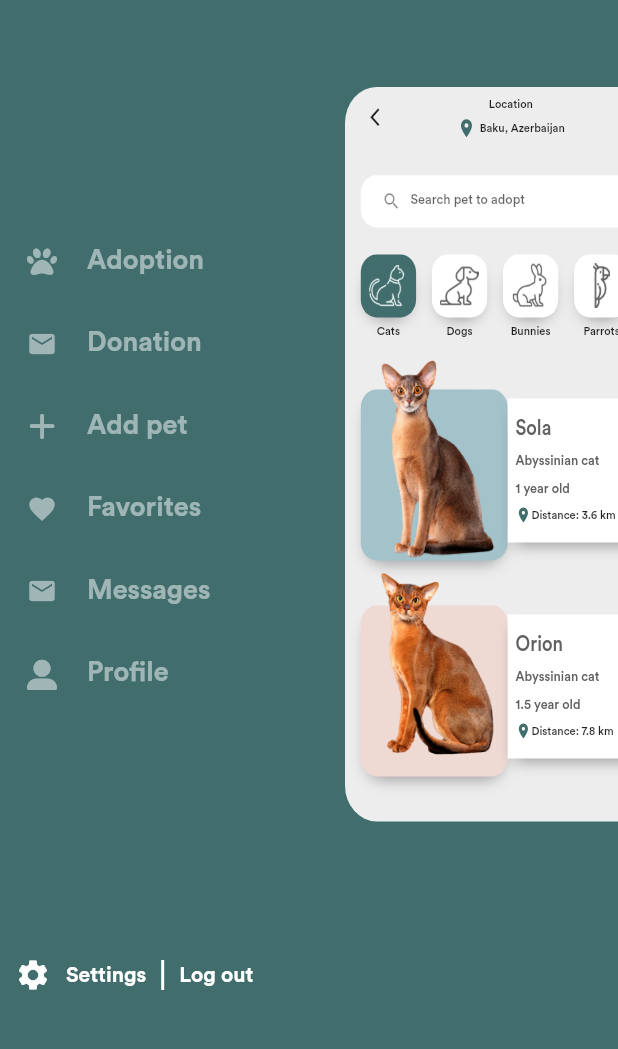
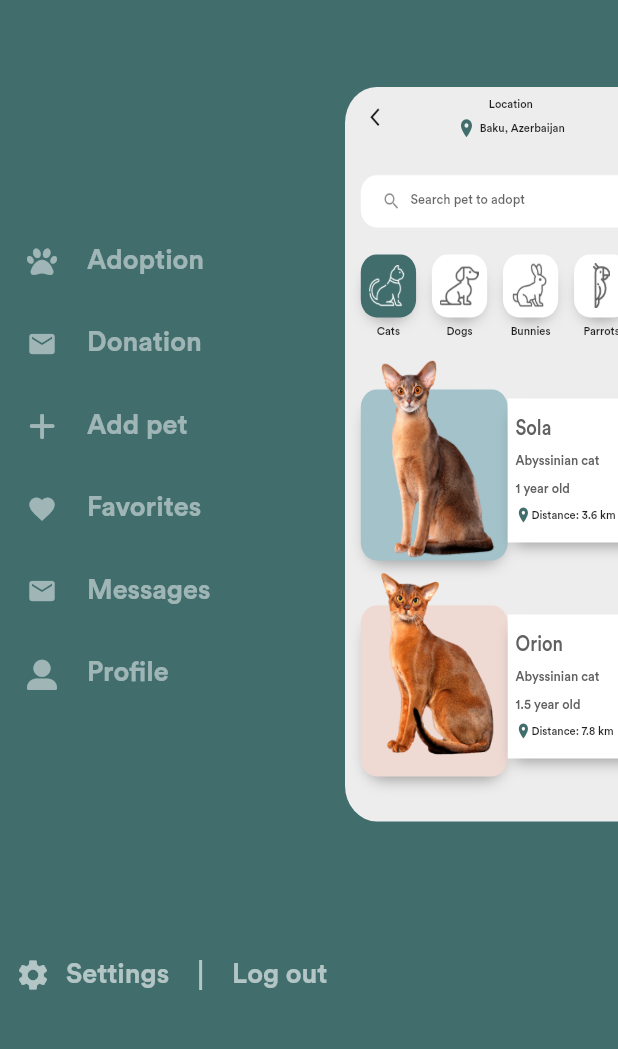
Before and after one commit to aniribe/pet_adopt_store_UI, a Flutter app: the screen it shows after launch, after a tap on the "menu" icon, on a phone screen of 412 x 824 dp, the part 138-1187 px from its top. Run offline on Flutter 3.47's test engine with Material 2 defaults, Android fonts, the phone set to English and light mode, and no system bars; our stand-ins replace font_awesome_flutter.

Commit message:
SettingsSection was refactored on menu_drawer;

```diff
--- a/lib/config/string_constants.dart
+++ b/lib/config/string_constants.dart
@@ -6,4 +6,6 @@ class StringConstants {
 
   static const String activeStatus = 'Active status';
   static const String userName = 'Miroslava Savitskaya';
+  static const String settings = 'Settings';
+  static const String logout = 'Log out';
 }
--- /dev/null
+++ b/lib/views/menu/components/settings_section.dart
@@ -0,0 +1,43 @@
+import 'package:flutter/material.dart';
+import 'package:pet_app_ui/config/string_constants.dart';
+import '../../../config/app_colors.dart';
+import '../../../config/app_size.dart';
+import '../../../widgets/app_vertical_divider.dart';
+
+class SettingsSection extends StatelessWidget {
+  const SettingsSection({
+    Key? key,
+  }) : super(key: key);
+
+  @override
+  Widget build(BuildContext context) {
+    return Row(
+      children: [
+        Icon(
+          Icons.settings,
+          color: AppColors.white.withOpacity(0.6),
+        ),
+        horizontalSpace(width: 10),
+        Text(
+          StringConstants.settings,
+          style: TextStyle(
+            color: Colors.white.withOpacity(0.6),
+            fontWeight: FontWeight.bold,
+            fontSize: 18,
+          ),
+        ),
+        horizontalSpace(width: 20),
+        const AppVerticalDivider(),
+        horizontalSpace(width: 20),
+        Text(
+          StringConstants.logout,
+          style: TextStyle(
+            color: Colors.white.withOpacity(0.6),
+            fontWeight: FontWeight.bold,
+            fontSize: 18,
+          ),
+        )
+      ],
+    );
+  }
+}
--- a/lib/views/menu/menu_drawer.dart
+++ b/lib/views/menu/menu_drawer.dart
@@ -1,8 +1,7 @@
 import 'package:flutter/material.dart';
 import 'package:pet_app_ui/config/app_colors.dart';
-import 'package:pet_app_ui/config/app_size.dart';
-import 'package:pet_app_ui/data/data.dart';
 import 'components/item_list_section.dart';
+import 'components/settings_section.dart';
 import 'components/user_section.dart';
 
 class MenuDrawer extends StatefulWidget {
@@ -20,35 +19,10 @@ class _MenuDrawerState extends State<MenuDrawer> {
       padding: const EdgeInsets.only(top: 50, bottom: 70, left: 10),
       child: Column(
         mainAxisAlignment: MainAxisAlignment.spaceBetween,
-        children: [
-          const UserSection(),
-          const ItemListSection(),
-          Row(
-            children: [
-              Icon(
-                Icons.settings,
-                color: AppColors.white,
-              ),
-              horizontalSpace(width: 10),
-              const Text(
-                'Settings',
-                style:
-                    TextStyle(color: Colors.white, fontWeight: FontWeight.bold),
-              ),
-              horizontalSpace(width: 10),
-              Container(
-                width: 2,
-                height: 20,
-                color: Colors.white,
-              ),
-              horizontalSpace(width: 10),
-              const Text(
-                'Log out',
-                style:
-                    TextStyle(color: Colors.white, fontWeight: FontWeight.bold),
-              )
-            ],
-          ),
+        children: const [
+          UserSection(),
+          ItemListSection(),
+          SettingsSection(),
         ],
       ),
     );
--- /dev/null
+++ b/lib/widgets/app_vertical_divider.dart
@@ -0,0 +1,18 @@
+import 'package:flutter/cupertino.dart';
+import 'package:flutter/material.dart';
+import 'package:pet_app_ui/config/app_colors.dart';
+
+class AppVerticalDivider extends StatelessWidget {
+  const AppVerticalDivider({
+    Key? key,
+  }) : super(key: key);
+
+  @override
+  Widget build(BuildContext context) {
+    return Container(
+      width: 2,
+      height: 20,
+      color: AppColors.white.withOpacity(0.6),
+    );
+  }
+}
```
